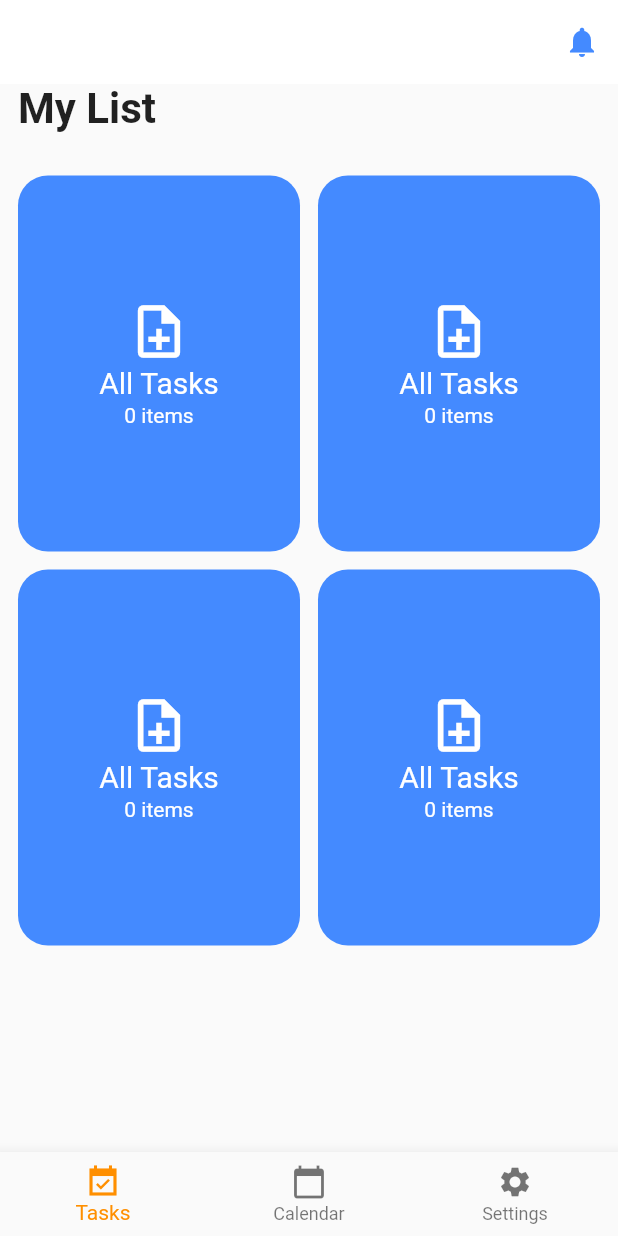
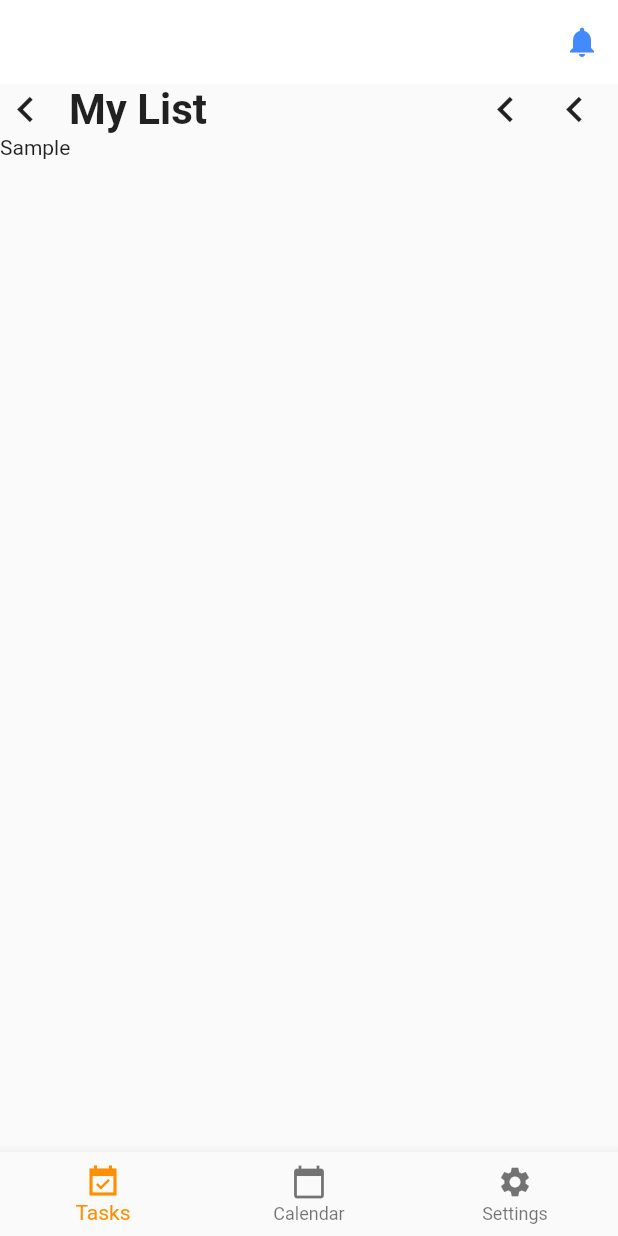
Before and after one commit to plunex/elite_106_flutter, a Flutter app: the screen it shows after launch, on a phone screen of 412 x 824 dp. Run offline on Flutter 3.47's test engine with Material 2 defaults, Android fonts, the phone set to English and light mode, and no system bars.

Commit message:
Working on task list screen

```diff
--- a/lib/src/my_app.dart
+++ b/lib/src/my_app.dart
@@ -1,6 +1,6 @@
 import 'package:flutter/material.dart';
 
-import 'ui/screens/home/home_screen.dart';
+import 'ui/screens/task_list/task_list_screen.dart';
 
 class MyApp extends StatelessWidget {
   const MyApp({Key? key}) : super(key: key);
@@ -13,6 +13,6 @@ class MyApp extends StatelessWidget {
         theme: ThemeData(
           primarySwatch: Colors.blue,
         ),
-        home: HomeScreen());
+        home: TaskListScreen());
   }
 }
--- a/lib/src/ui/common/custom_appbar_widget.dart
+++ b/lib/src/ui/common/custom_appbar_widget.dart
@@ -1,7 +1,15 @@
 import 'package:flutter/material.dart';
 
 class CustomAppBarWidget extends StatelessWidget {
-  const CustomAppBarWidget({Key? key}) : super(key: key);
+  final bool? shoBackButton;
+  final bool? showOtherIcons;
+  final String title;
+  const CustomAppBarWidget({
+    Key? key,
+    this.shoBackButton,
+    this.showOtherIcons,
+    required this.title,
+  }) : super(key: key);
 
   @override
   Widget build(BuildContext context) {
@@ -9,17 +17,38 @@ class CustomAppBarWidget extends StatelessWidget {
       child: Row(
         mainAxisAlignment: MainAxisAlignment.start,
         children: [
-          // Icon(
-          //   Icons.chevron_left_sharp,
-          //   size: 34,
-          // ),
+          (shoBackButton == null)
+              ? Container()
+              : Icon(
+                  Icons.chevron_left_sharp,
+                  size: 34,
+                ),
           SizedBox(
             width: 12,
           ),
           Text(
-            "My List",
+            title,
             style: TextStyle(fontSize: 28, fontWeight: FontWeight.bold),
-          )
+          ),
+          Spacer(),
+          (showOtherIcons == null)
+              ? Container()
+              : Icon(
+                  Icons.chevron_left_sharp,
+                  size: 34,
+                ),
+          SizedBox(
+            width: 12,
+          ),
+          (showOtherIcons == null)
+              ? Container()
+              : Icon(
+                  Icons.chevron_left_sharp,
+                  size: 34,
+                ),
+          SizedBox(
+            width: 12,
+          ),
         ],
       ),
     );
--- a/lib/src/ui/screens/home/sections/body_section.dart
+++ b/lib/src/ui/screens/home/sections/body_section.dart
@@ -16,7 +16,7 @@ class BodySection extends StatelessWidget {
     return Column(
       crossAxisAlignment: CrossAxisAlignment.start,
       children: [
-        CustomAppBarWidget(),
+        CustomAppBarWidget(title: "My List"),
         SizedBox(
           height: 16,
         ),
--- /dev/null
+++ b/lib/src/ui/screens/task_list/components/card_normal.dart
@@ -0,0 +1,12 @@
+import 'package:flutter/material.dart';
+
+class CardNormal extends StatelessWidget {
+  const CardNormal({Key? key}) : super(key: key);
+
+  @override
+  Widget build(BuildContext context) {
+    return Container(
+      child: Text("Sample"),
+    );
+  }
+}
--- /dev/null
+++ b/lib/src/ui/screens/task_list/components/card_selected.dart
@@ -0,0 +1,12 @@
+import 'package:flutter/material.dart';
+
+class CardNormal extends StatelessWidget {
+  const CardNormal({Key? key}) : super(key: key);
+
+  @override
+  Widget build(BuildContext context) {
+    return Container(
+      child: Text("Sample"),
+    );
+  }
+}
--- /dev/null
+++ b/lib/src/ui/screens/task_list/components/pagination_widget.dart
@@ -0,0 +1,10 @@
+import 'package:flutter/material.dart';
+
+class PaginationWidget extends StatelessWidget {
+  const PaginationWidget({Key? key}) : super(key: key);
+
+  @override
+  Widget build(BuildContext context) {
+    return Container();
+  }
+}
--- /dev/null
+++ b/lib/src/ui/screens/task_list/sections/body_section.dart
@@ -0,0 +1,30 @@
+import 'package:elite_106/src/ui/common/custom_appbar_widget.dart';
+import 'package:flutter/material.dart';
+
+import 'list_section.dart';
+
+class BodySection extends StatelessWidget {
+  const BodySection({Key? key}) : super(key: key);
+
+  @override
+  Widget build(BuildContext context) {
+    var screenWidth = MediaQuery.of(context).size.width;
+    var screenHeight = MediaQuery.of(context).size.height;
+
+    var cardWidth = screenWidth * 0.5;
+    var cardHeight = screenHeight / 3;
+
+    return Column(
+      crossAxisAlignment: CrossAxisAlignment.start,
+      children: [
+        CustomAppBarWidget(shoBackButton: true, showOtherIcons: true, title: "My List"),
+        Expanded(
+            child: Container(
+          child: ListSection(),
+        ))
+      ],
+    );
+  }
+
+  onItemPressed(String title) {}
+}
--- /dev/null
+++ b/lib/src/ui/screens/task_list/sections/list_section.dart
@@ -0,0 +1,18 @@
+import 'package:elite_106/src/ui/screens/task_list/components/card_normal.dart';
+import 'package:flutter/material.dart';
+
+class ListSection extends StatefulWidget {
+  const ListSection({Key? key}) : super(key: key);
+
+  @override
+  _ListSectionState createState() => _ListSectionState();
+}
+
+class _ListSectionState extends State<ListSection> {
+  @override
+  Widget build(BuildContext context) {
+    return Container(
+      child: CardNormal(),
+    );
+  }
+}
--- /dev/null
+++ b/lib/src/ui/screens/task_list/task_list_screen.dart
@@ -0,0 +1,75 @@
+import 'package:elite_106/src/ui/screens/task_list/sections/body_section.dart';
+import 'package:flutter/material.dart';
+
+class TaskListScreen extends StatefulWidget {
+  const TaskListScreen({Key? key}) : super(key: key);
+
+  @override
+  _TaskListScreenState createState() => _TaskListScreenState();
+}
+
+class _TaskListScreenState extends State<TaskListScreen> {
+  int _selectedIndex = 0;
+  static const TextStyle optionStyle = TextStyle(fontSize: 30, fontWeight: FontWeight.bold);
+  static const List<Widget> _widgetOptions = <Widget>[
+    Text(
+      'Index 0: Home',
+      style: optionStyle,
+    ),
+    Text(
+      'Index 1: Business',
+      style: optionStyle,
+    ),
+    Text(
+      'Index 2: School',
+      style: optionStyle,
+    ),
+  ];
+
+  void _onItemTapped(int index) {
+    setState(() {
+      _selectedIndex = index;
+    });
+  }
+
+  @override
+  Widget build(BuildContext context) {
+    return Scaffold(
+      appBar: AppBar(
+        backgroundColor: Colors.white,
+        elevation: 0,
+        actions: <Widget>[
+          IconButton(
+            icon: Icon(
+              Icons.notifications,
+              color: Colors.blueAccent,
+            ),
+            onPressed: () {
+              // do something
+            },
+          )
+        ],
+      ),
+      body: BodySection(),
+      bottomNavigationBar: BottomNavigationBar(
+        items: const <BottomNavigationBarItem>[
+          BottomNavigationBarItem(
+            icon: Icon(Icons.event_available_sharp),
+            label: 'Tasks',
+          ),
+          BottomNavigationBarItem(
+            icon: Icon(Icons.calendar_today),
+            label: 'Calendar',
+          ),
+          BottomNavigationBarItem(
+            icon: Icon(Icons.settings),
+            label: 'Settings',
+          ),
+        ],
+        currentIndex: _selectedIndex,
+        selectedItemColor: Colors.amber[800],
+        onTap: _onItemTapped,
+      ),
+    );
+  }
+}
```
